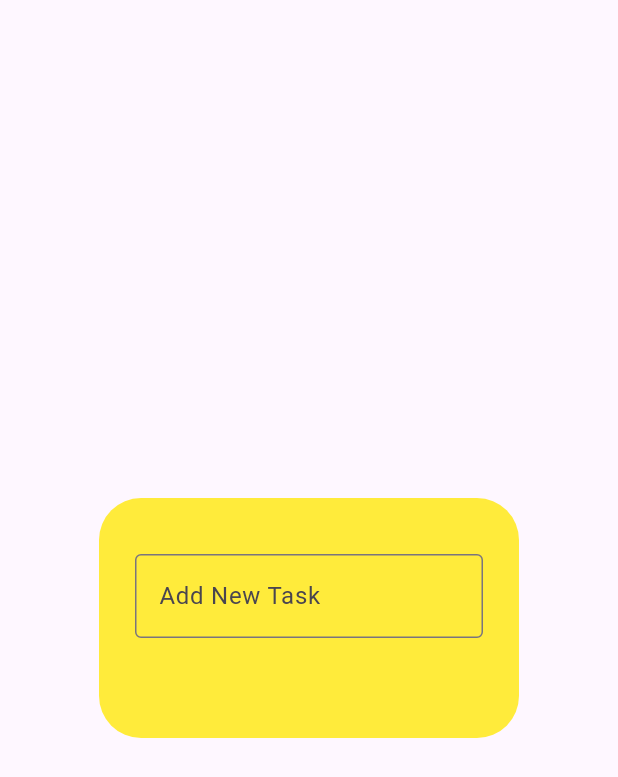
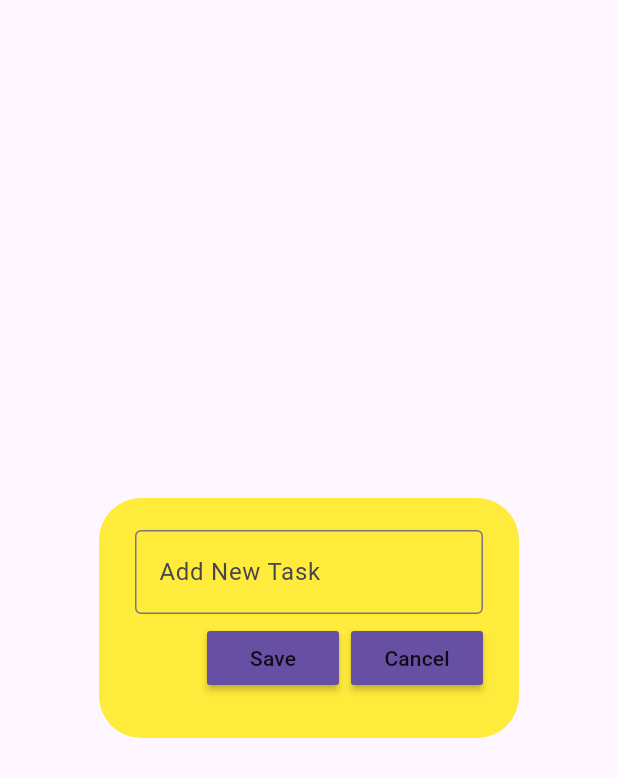
Before and after one commit to ikhela-04KK/hour_learning_flutter, a Flutter app: the DialogBox widget shown alone on an empty page, opened directly, on a phone screen of 412 x 824 dp. Shown: the top 777 px of the screen. Run offline on Flutter 3.47's test engine with Material 3 defaults, Android fonts, the light colour scheme and no system bars; statements that could not run were skipped.

Commit message:
finished to create dialogBox for container

```diff
--- a/lib/util/dialog_box.dart
+++ b/lib/util/dialog_box.dart
@@ -1,11 +1,13 @@
+// ignore_for_file: prefer_const_constructors
+
 import 'package:flutter/material.dart';
+import 'package:todo/util/custom_button.dart';
 
 class DialogBox extends StatelessWidget {
 
+  final controller;
 
-
-
-  const DialogBox({super.key});
+  DialogBox({super.key , this.controller});
 
 
 
@@ -24,6 +26,8 @@ class DialogBox extends StatelessWidget {
 
           children: <Widget>[
             TextField(
+
+              controller : controller,
               decoration: InputDecoration(
                 // mettre une border autour de l'input
                 border: OutlineInputBorder(),
@@ -37,6 +41,20 @@ class DialogBox extends StatelessWidget {
               mainAxisAlignment: MainAxisAlignment.end,
               children: <Widget>[
 
+                // save button
+                CustomButton(
+                  text: "Save",
+                  onPressed: (){}
+                ),
+
+                // mettre de l'espace entre les bouttons save et cancel
+                SizedBox(width:8),
+
+                CustomButton(
+                  text: "Cancel",
+                  onPressed: (){}
+                )
+
               ],
             )
           ],
```
Also changed, not shown: lib/page/home_page.dart (+6 -4 lines).
